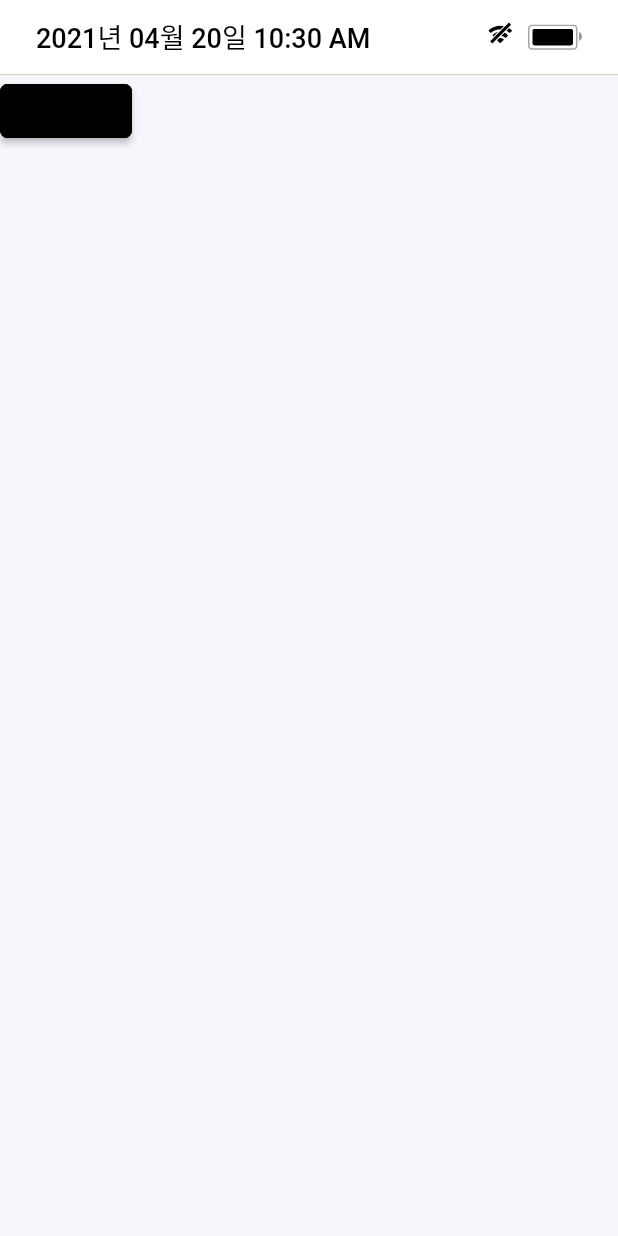
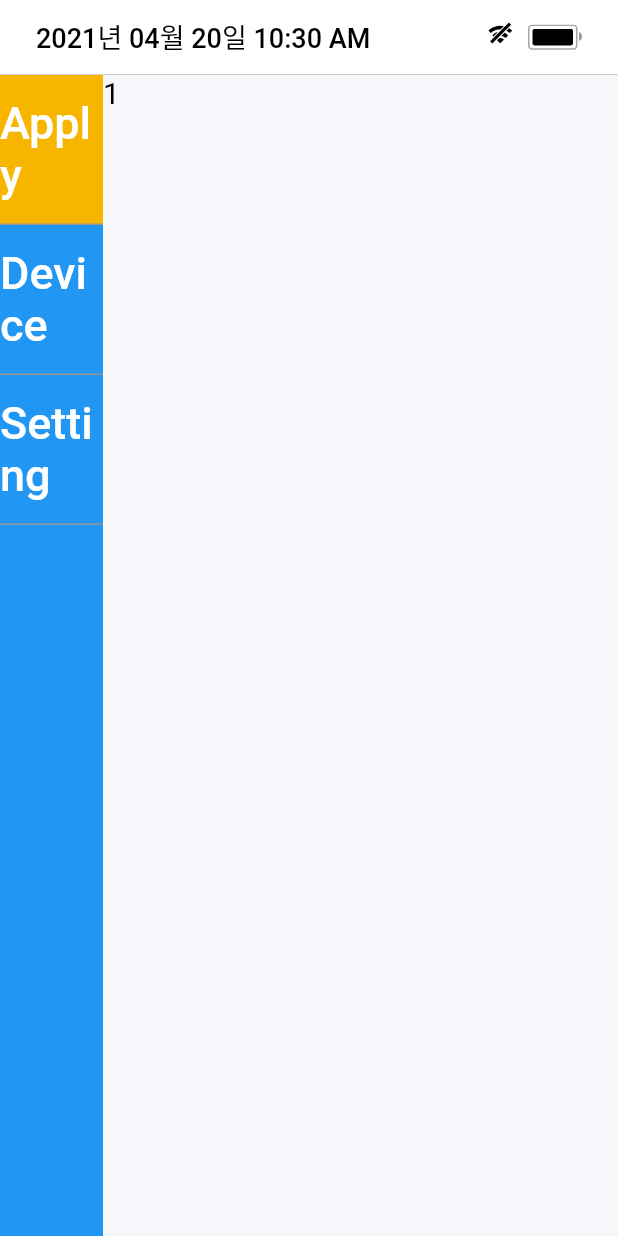
Before and after one commit to workingscorpion/h-order-reception, a Flutter app: the HomePage screen opened by its route, on a phone screen of 412 x 824 dp. Run offline on Flutter 3.47's test engine with Material 2 defaults, Android fonts, the phone set to English and light mode, and no system bars; our stand-ins replace battery, flutter_svg, fluttertoast, mobx, shared_preferences; missing offline and left inert: wifi; accounts and stored records are empty; generated files the repository leaves out were written again.

Commit message:
fix: tab

```diff
--- a/lib/constants/customColors.dart
+++ b/lib/constants/customColors.dart
@@ -9,4 +9,5 @@ class CustomColors {
   static const Color backgroundLightGrey = Color(0xFFF6F7FB);
   static const Color tableInnerBorder = Color(0xFF979797);
   static const Color tableOuterBorder = Color(0xFF111111);
+  static const Color selectedItemColor = Color(0xfff7b500);
 }
--- /dev/null
+++ b/lib/pages/home/deviceView.dart
@@ -0,0 +1,17 @@
+import 'package:flutter/material.dart';
+
+class DeviceView extends StatefulWidget {
+  DeviceView({Key key}) : super(key: key);
+
+  @override
+  _DeviceViewState createState() => _DeviceViewState();
+}
+
+class _DeviceViewState extends State<DeviceView> {
+  @override
+  Widget build(BuildContext context) {
+    return Container(
+      child: Text('1'),
+    );
+  }
+}
--- /dev/null
+++ b/lib/pages/home/orderView.dart
@@ -0,0 +1,17 @@
+import 'package:flutter/material.dart';
+
+class OrderView extends StatefulWidget {
+  OrderView({Key key}) : super(key: key);
+
+  @override
+  _OrderViewState createState() => _OrderViewState();
+}
+
+class _OrderViewState extends State<OrderView> {
+  @override
+  Widget build(BuildContext context) {
+    return Container(
+      child: Text('1'),
+    );
+  }
+}
--- /dev/null
+++ b/lib/pages/home/settingView.dart
@@ -0,0 +1,17 @@
+import 'package:flutter/material.dart';
+
+class SettingView extends StatefulWidget {
+  SettingView({Key key}) : super(key: key);
+
+  @override
+  _SettingViewState createState() => _SettingViewState();
+}
+
+class _SettingViewState extends State<SettingView> {
+  @override
+  Widget build(BuildContext context) {
+    return Container(
+      child: Text('1'),
+    );
+  }
+}
--- a/lib/pages/homePage.dart
+++ b/lib/pages/homePage.dart
@@ -1,5 +1,9 @@
 import 'package:flutter/material.dart';
-import 'package:h_order_reception/appRouter.dart';
+import 'package:h_order_reception/constants/customColors.dart';
+import 'package:h_order_reception/pages/home/orderView.dart';
+
+import 'home/deviceView.dart';
+import 'home/settingView.dart';
 
 class HomePage extends StatefulWidget {
   HomePage({Key key}) : super(key: key);
@@ -8,7 +12,23 @@ class HomePage extends StatefulWidget {
   _HomePageState createState() => _HomePageState();
 }
 
-class _HomePageState extends State<HomePage> {
+class _HomePageState extends State<HomePage>
+    with SingleTickerProviderStateMixin {
+  TabController _tabController;
+
+  List<String> _tabList = ['Apply', 'Device', 'Setting'];
+
+  @override
+  void initState() {
+    super.initState();
+
+    _tabController = TabController(
+      vsync: this,
+      initialIndex: 0,
+      length: 3,
+    );
+  }
+
   @override
   Widget build(BuildContext context) {
     return WillPopScope(
@@ -16,14 +36,64 @@ class _HomePageState extends State<HomePage> {
         return false;
       },
       child: Scaffold(
-        // body: Container(
-        //   child: Text('home'),
-        // ),
-        body: RaisedButton(
-          onPressed: () => {AppRouter.toLockPage()},
-          child: Text('123'),
+          body: Container(
+        child: Row(
+          children: [
+            _tabs(),
+            _views(),
+          ],
         ),
-      ),
+      )),
     );
   }
+
+  _tabButton(int index) => GestureDetector(
+        onTap: () {
+          _tabController.animateTo(index);
+          setState(() {});
+        },
+        child: Container(
+          alignment: Alignment.center,
+          height: 100,
+          decoration: BoxDecoration(
+            border: Border(
+              bottom: BorderSide(color: CustomColors.tableInnerBorder),
+            ),
+            color: _tabController.index == index
+                ? CustomColors.selectedItemColor
+                : Theme.of(context).accentColor,
+          ),
+          child: Text(
+            '${_tabList[index]}',
+            style: Theme.of(context).textTheme.bodyText1.copyWith(
+                  fontSize: 30,
+                  color: Theme.of(context).textTheme.bodyText1.color,
+                ),
+          ),
+        ),
+      );
+
+  _tabs() => Expanded(
+        child: Container(
+          color: Theme.of(context).accentColor,
+          child: Column(
+            crossAxisAlignment: CrossAxisAlignment.stretch,
+            children:
+                List.generate(_tabList.length, (index) => _tabButton(index)),
+          ),
+        ),
+      );
+
+  _views() => Expanded(
+        flex: 5,
+        child: TabBarView(
+          physics: NeverScrollableScrollPhysics(),
+          controller: _tabController,
+          children: [
+            OrderView(),
+            DeviceView(),
+            SettingView(),
+          ],
+        ),
+      );
 }
```
